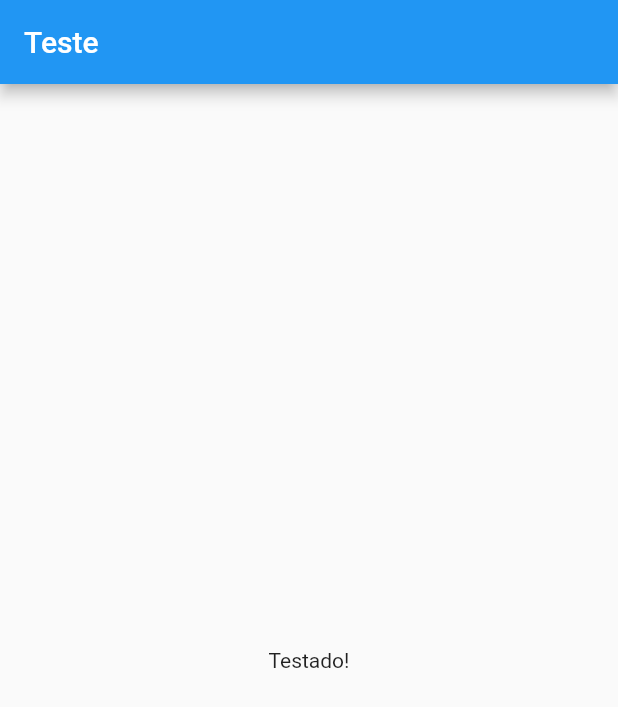
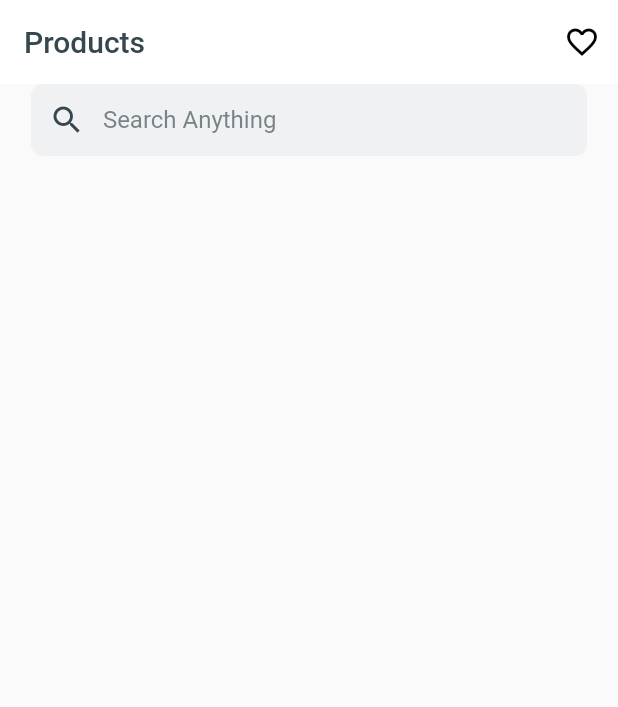
Before and after one commit to anselmo157/bemoltest, a Flutter app: the screen it shows after launch, on a phone screen of 412 x 824 dp. Shown: the top 707 px of the screen. Run offline on Flutter 3.47's test engine with Material 2 defaults, Android fonts, the phone set to English and light mode, and no system bars.

Commit message:
Update home page with design and add color in theme

```diff
--- a/lib/main.dart
+++ b/lib/main.dart
@@ -13,9 +13,10 @@ class MyApp extends StatelessWidget {
     return MaterialApp(
       title: 'Flutter Demo',
       theme: ThemeData(
-        primarySwatch: Colors.blue,
+        appBarTheme: const AppBarTheme(backgroundColor: Colors.white),
+        primaryColor: const Color(0xFF37474F),
       ),
-      home: const HomePage(),
+      home: HomePage(),
     );
   }
 }
--- a/lib/ui/pages/home_page.dart
+++ b/lib/ui/pages/home_page.dart
@@ -1,18 +1,58 @@
 import 'package:flutter/material.dart';
 
 class HomePage extends StatelessWidget {
-  const HomePage({super.key});
+  HomePage({super.key});
+
+  final nameSearch = TextEditingController(text: '');
 
   @override
   Widget build(BuildContext context) {
+    Size size = MediaQuery.of(context).size;
+
     return Scaffold(
       appBar: AppBar(
-        title: const Text('Teste'),
+        elevation: 0.0,
+        title: Text(
+          'Products',
+          style: TextStyle(color: Theme.of(context).primaryColor),
+        ),
+        actions: [
+          IconButton(
+            onPressed: () {},
+            icon: const Icon(Icons.favorite_outline, color: Colors.black),
+            iconSize: 24,
+          ),
+        ],
       ),
-      body: const Center(
-        child: Text(
-          'Testado!',
-        ),
+      body: Column(
+        children: [
+          Center(
+            child: Container(
+              decoration: const BoxDecoration(
+                color: Color(0xFFF0F1F2),
+                borderRadius: BorderRadius.all(Radius.circular(8.0)),
+              ),
+              width: size.width * 0.9,
+              child: TextFormField(
+                controller: nameSearch,
+                textAlignVertical: TextAlignVertical.center,
+                decoration: InputDecoration(
+                  hintText: 'Search Anything',
+                  hintStyle: TextStyle(
+                      color: Theme.of(context).primaryColor.withOpacity(0.65)),
+                  contentPadding: const EdgeInsets.symmetric(horizontal: 10),
+                  border: InputBorder.none,
+                  prefixIcon: Icon(
+                    Icons.search,
+                    size: 24,
+                    color: Theme.of(context).primaryColor,
+                  ),
+                ),
+                onChanged: (String text) {},
+              ),
+            ),
+          ),
+        ],
       ),
     );
   }
```
